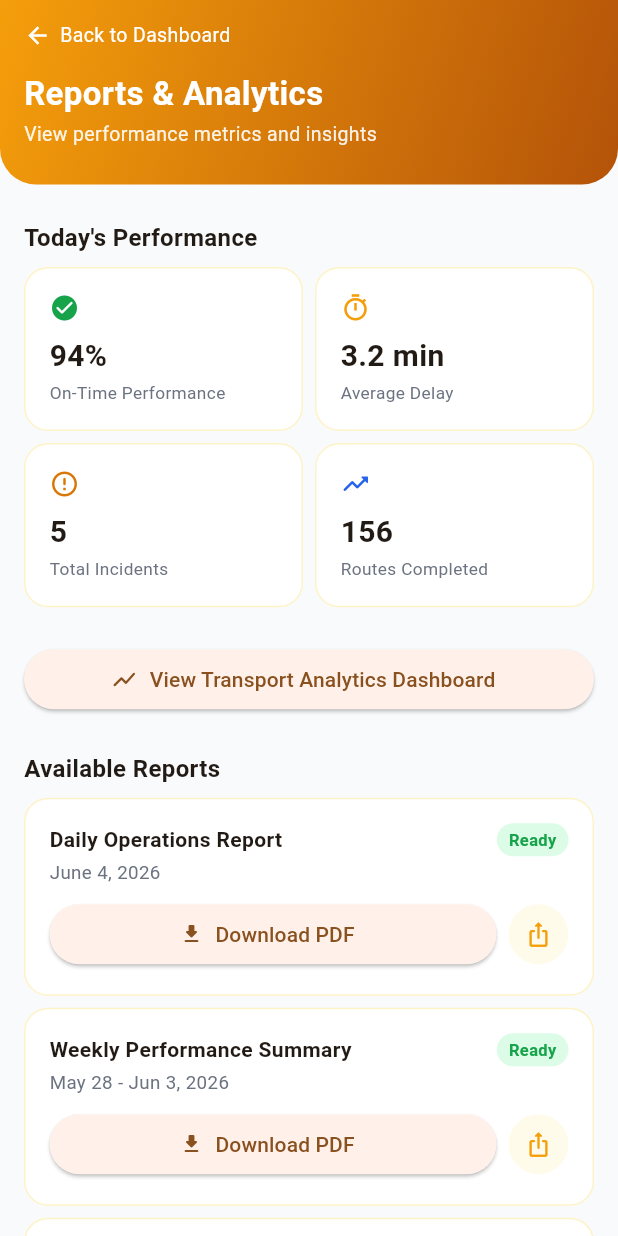
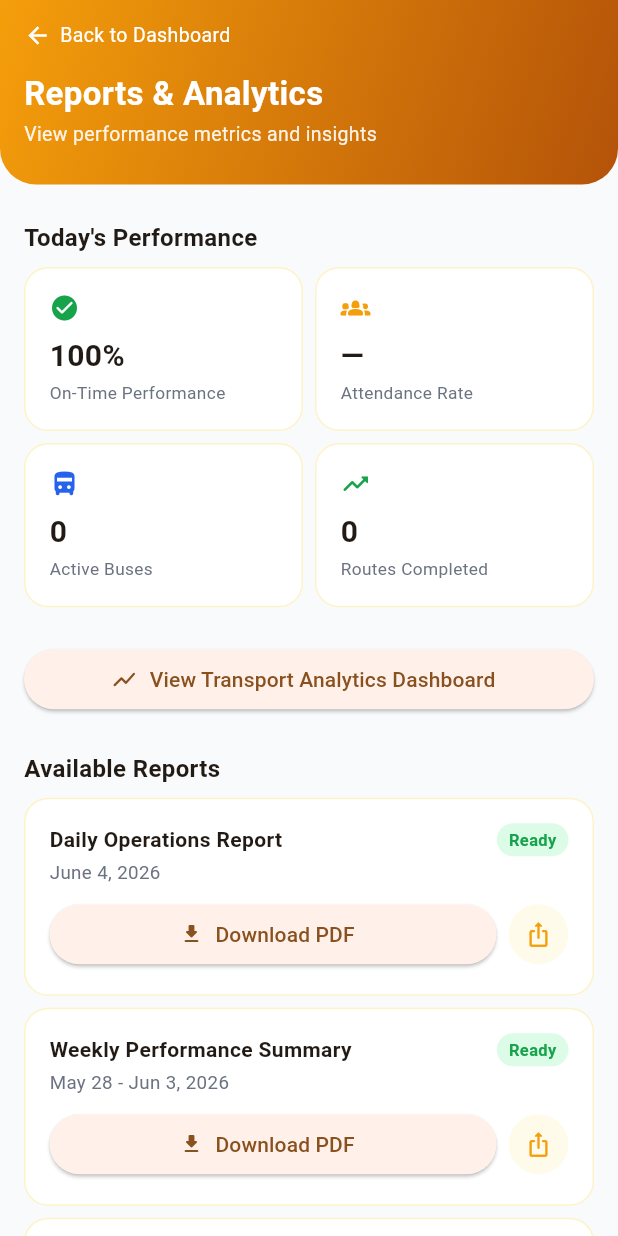
Before and after one commit to ingdia/safe_ride_app, a Flutter app: the ReportsAnalyticsScreen screen opened directly, on a phone screen of 412 x 824 dp. Run offline on Flutter 3.47's test engine with Material 3 defaults, Android fonts, the light colour scheme and no system bars; our stand-ins replace cloud_firestore, connectivity_plus, firebase_auth, firebase_core, fl_chart, flutter_riverpod and 2 more; accounts and stored records are empty.

Commit message:
feat(admin): real attendance rate query,Daily attendance rate now computed from real STUDENTS.route_id + ATTENDANCE.status.

```diff
--- a/lib/features/admin/presentation/providers/on_time_performance_provider.dart
+++ b/lib/features/admin/presentation/providers/on_time_performance_provider.dart
@@ -1,4 +1,11 @@
 import 'package:flutter_riverpod/flutter_riverpod.dart';
+
+import '../../data/models/attendance_model.dart';
+import '../../data/models/route_model.dart';
+import 'attendance_provider.dart';
+import 'routes_provider.dart';
+
+const int _gracePeriodMinutes = 10;
 
 class OnTimeDataPoint {
   final String date;
@@ -7,30 +14,67 @@ class OnTimeDataPoint {
   const OnTimeDataPoint({required this.date, required this.onTimePercent});
 }
 
-final Map<int, double> _mockOnTimeByDayOffset = {
-  6: 91,
-  5: 88,
-  4: 95,
-  3: 90,
-  2: 93,
-  1: 96,
-  0: 94,
-};
-
-String _isoDate(DateTime date) {
-  final year = date.year.toString().padLeft(4, '0');
-  final month = date.month.toString().padLeft(2, '0');
-  final day = date.day.toString().padLeft(2, '0');
-  return '$year-$month-$day';
+/// Parses "HH:mm" into total minutes since midnight. Returns null if invalid.
+int? _parseMinutes(String hhmm) {
+  final parts = hhmm.split(':');
+  if (parts.length != 2) return null;
+  final h = int.tryParse(parts[0]);
+  final m = int.tryParse(parts[1]);
+  if (h == null || m == null) return null;
+  return h * 60 + m;
 }
 
 final onTimePerformanceProvider = Provider<List<OnTimeDataPoint>>((ref) {
-  final today = DateTime.now();
-  final entries = _mockOnTimeByDayOffset.entries.toList()
-    ..sort((a, b) => b.key.compareTo(a.key));
+  final records = ref.watch(attendanceListProvider);
+  final routes = ref.watch(routesListProvider);
 
-  return entries.map((entry) {
-    final day = today.subtract(Duration(days: entry.key));
-    return OnTimeDataPoint(date: _isoDate(day), onTimePercent: entry.value);
+  // Only routes with a valid scheduled_arrival_time
+  final scheduledByRoute = <String, int>{};
+  for (final RouteModel route in routes) {
+    final mins = _parseMinutes(route.scheduledArrivalTime);
+    if (mins != null) scheduledByRoute[route.routeId] = mins;
+  }
+
+  if (scheduledByRoute.isEmpty) return [];
+
+  // Group alighted records by (routeId, date) → latest timestamp
+  final latestAlighted = <String, DateTime>{};
+  for (final AttendanceModel r in records) {
+    if (r.status != AttendanceStatus.alighted) continue;
+    if (!scheduledByRoute.containsKey(r.routeId)) continue;
+    final key = '${r.routeId}|${r.date}';
+    final existing = latestAlighted[key];
+    if (existing == null || r.timestamp.isAfter(existing)) {
+      latestAlighted[key] = r.timestamp;
+    }
+  }
+
+  // For each (routeId, date) pair determine on-time, then aggregate by date
+  final onTimeByDate = <String, int>{};
+  final totalByDate = <String, int>{};
+
+  for (final entry in latestAlighted.entries) {
+    final parts = entry.key.split('|');
+    final routeId = parts[0];
+    final date = parts[1];
+    final scheduledMins = scheduledByRoute[routeId]!;
+    final actual = entry.value;
+    final actualMins = actual.hour * 60 + actual.minute;
+    final lateBy = actualMins - scheduledMins;
+    final isOnTime = lateBy <= _gracePeriodMinutes;
+
+    totalByDate[date] = (totalByDate[date] ?? 0) + 1;
+    if (isOnTime) onTimeByDate[date] = (onTimeByDate[date] ?? 0) + 1;
+  }
+
+  final sortedDates = totalByDate.keys.toList()..sort();
+
+  return sortedDates.map((date) {
+    final total = totalByDate[date]!;
+    final onTime = onTimeByDate[date] ?? 0;
+    return OnTimeDataPoint(
+      date: date,
+      onTimePercent: (onTime / total) * 100,
+    );
   }).toList();
 });
--- a/lib/features/admin/presentation/screens/reports_analytics_screen.dart
+++ b/lib/features/admin/presentation/screens/reports_analytics_screen.dart
@@ -1,4 +1,8 @@
 import 'package:flutter/material.dart';
+import 'package:flutter_riverpod/flutter_riverpod.dart';
+import '../providers/attendance_provider.dart';
+import '../providers/fleet_overview_provider.dart';
+import '../providers/on_time_performance_provider.dart';
 import '../widgets/admin_ui_constants.dart';
 import '../widgets/gradient_header.dart';
 import 'transport_analytics_screen.dart';
@@ -79,7 +83,7 @@ class ReportsAnalyticsScreen extends StatelessWidget {
               padding: const EdgeInsets.symmetric(
                 horizontal: AdminUiSpacing.md,
               ),
-              sliver: SliverToBoxAdapter(child: _PerformanceGrid()),
+              sliver: const SliverToBoxAdapter(child: _PerformanceGrid()),
             ),
             SliverPadding(
               padding: const EdgeInsets.fromLTRB(
@@ -192,11 +196,30 @@ class _SectionLabel extends StatelessWidget {
   }
 }
 
-class _PerformanceGrid extends StatelessWidget {
+class _PerformanceGrid extends ConsumerWidget {
   const _PerformanceGrid();
 
   @override
-  Widget build(BuildContext context) {
+  Widget build(BuildContext context, WidgetRef ref) {
+    final stats = ref.watch(fleetStatsProvider);
+    final onTimeSeries = ref.watch(onTimePerformanceProvider);
+    final attendanceRates = ref.watch(dailyAttendanceRatesProvider);
+
+    // Today's on-time %: last entry in the series, or fleet-derived fallback
+    final todayOnTime = onTimeSeries.isNotEmpty
+        ? '${onTimeSeries.last.onTimePercent.round()}%'
+        : '${stats.onTimePercent}%';
+
+    // Routes completed today = number of routes that have at least one
+    // alighted record (i.e. completed a drop-off)
+    final todayAttendance = attendanceRates.isNotEmpty
+        ? attendanceRates.last
+        : null;
+    final routesCompleted = todayAttendance?.totalCount ?? 0;
+    final attendanceRate = todayAttendance != null
+        ? '${todayAttendance.ratePercent.round()}%'
+        : '—';
+
     return GridView.count(
       crossAxisCount: 2,
       shrinkWrap: true,
@@ -204,29 +227,29 @@ class _PerformanceGrid extends StatelessWidget {
       mainAxisSpacing: AdminUiSpacing.sm,
       crossAxisSpacing: AdminUiSpacing.sm,
       childAspectRatio: 1.7,
-      children: const [
+      children: [
         _MetricCard(
           icon: Icons.check_circle_rounded,
           iconColor: AdminUiColors.onTimeFg,
-          value: '94%',
+          value: todayOnTime,
           label: 'On-Time Performance',
         ),
         _MetricCard(
-          icon: Icons.timer_outlined,
+          icon: Icons.groups_2_rounded,
           iconColor: AdminUiColors.primaryOrange,
-          value: '3.2 min',
-          label: 'Average Delay',
+          value: attendanceRate,
+          label: 'Attendance Rate',
         ),
         _MetricCard(
-          icon: Icons.error_outline_rounded,
-          iconColor: AdminUiColors.delayedFg,
-          value: '5',
-          label: 'Total Incidents',
+          icon: Icons.directions_bus_filled_rounded,
+          iconColor: AdminUiColors.infoFg,
+          value: '${stats.activeBuses}',
+          label: 'Active Buses',
         ),
         _MetricCard(
           icon: Icons.trending_up_rounded,
-          iconColor: AdminUiColors.infoFg,
-          value: '156',
+          iconColor: AdminUiColors.onTimeFg,
+          value: '$routesCompleted',
           label: 'Routes Completed',
         ),
       ],
```
Also changed, not shown: lib/features/admin/data/models/attendance_model.dart (+27 -0 lines), lib/features/admin/data/models/student_model.dart (+14 -0 lines), lib/features/admin/data/repositories/attendance_repository.dart (added, +31 -0 lines), lib/features/admin/data/repositories/students_repository.dart (added, +20 -0 lines), lib/features/admin/presentation/providers/attendance_provider.dart (+16 -57 lines), lib/features/admin/presentation/providers/students_provider.dart (+15 -51 lines), lib/features/admin/presentation/screens/admin_profile_screen.dart (+11 -1 lines), 3 other files.
